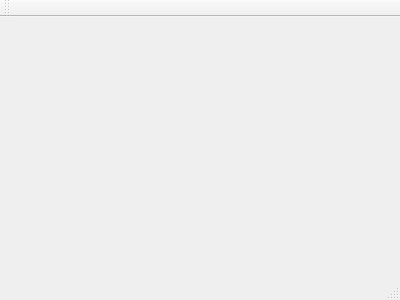
Old version of the form maxtest.ui in the repository Testorator/Testik.
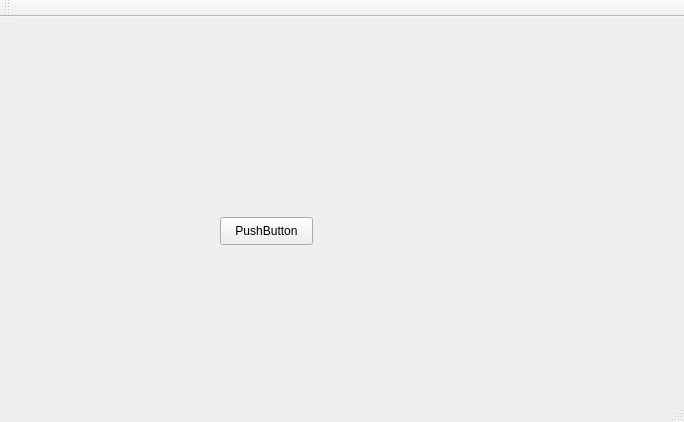
New version of the form.

Commit message: Add button and code for testing creting DB

The edit to the form file:
```diff
--- a/maxtest.ui
+++ b/maxtest.ui
@@ -1,24 +1,53 @@
 <ui version="4.0">
  <class>Maxtest</class>
- <widget class="QMainWindow" name="Maxtest" >
-  <property name="geometry" >
+ <widget class="QMainWindow" name="Maxtest">
+  <property name="geometry">
    <rect>
     <x>0</x>
     <y>0</y>
-    <width>400</width>
-    <height>300</height>
+    <width>684</width>
+    <height>422</height>
    </rect>
   </property>
   <property name="windowTitle" >
    <string>Maxtest</string>
   </property>
-  <widget class="QMenuBar" name="menuBar" />
-  <widget class="QToolBar" name="mainToolBar" />
-  <widget class="QWidget" name="centralWidget" />
-  <widget class="QStatusBar" name="statusBar" />
+  <widget class="QWidget" name="centralWidget">
+   <widget class="QPushButton" name="pushButton">
+    <property name="geometry">
+     <rect>
+      <x>220</x>
+      <y>200</y>
+      <width>93</width>
+      <height>28</height>
+     </rect>
+    </property>
+    <property name="text">
+     <string>PushButton</string>
+    </property>
+   </widget>
+  </widget>
+  <widget class="QMenuBar" name="menuBar">
+   <property name="geometry">
+    <rect>
+     <x>0</x>
+     <y>0</y>
+     <width>684</width>
+     <height>22</height>
+    </rect>
+   </property>
+  </widget>
+  <widget class="QToolBar" name="mainToolBar">
+   <attribute name="toolBarArea">
+    <enum>TopToolBarArea</enum>
+   </attribute>
+   <attribute name="toolBarBreak">
+    <bool>false</bool>
+   </attribute>
+  </widget>
+  <widget class="QStatusBar" name="statusBar"/>
  </widget>
- <layoutDefault spacing="6" margin="11" />
- <pixmapfunction></pixmapfunction>
+ <layoutdefault spacing="6" margin="11"/>
  <resources/>
  <connections/>
 </ui>
```
Left out of the diff: 3 changed lines with no effect on the pictures. The commit also changes 3 other files.
